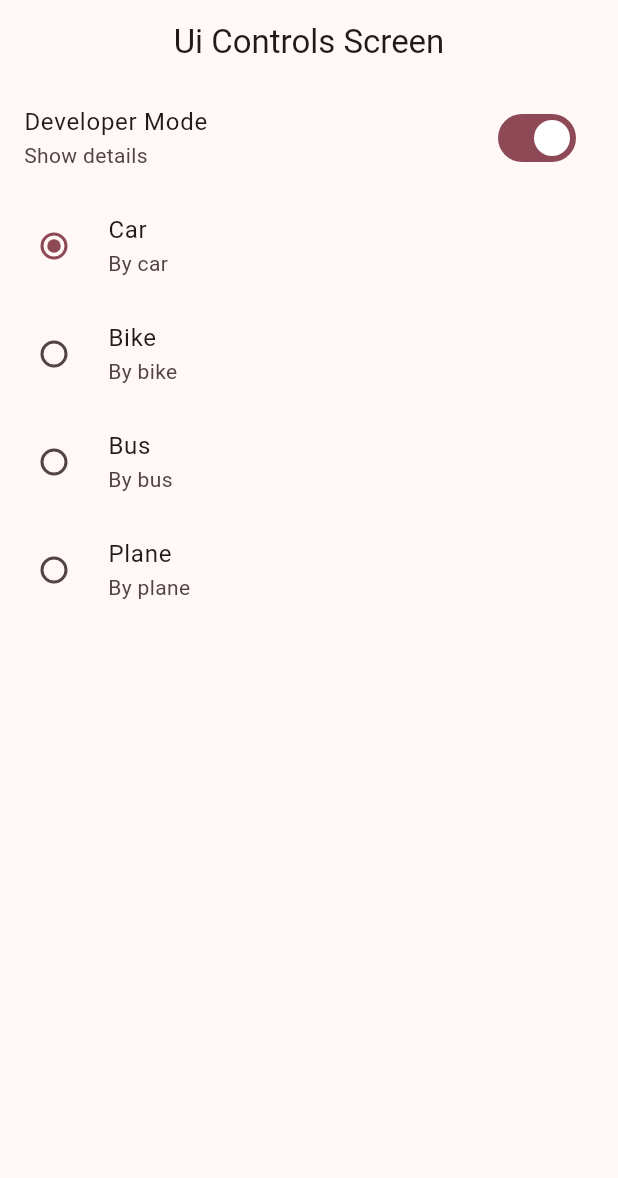
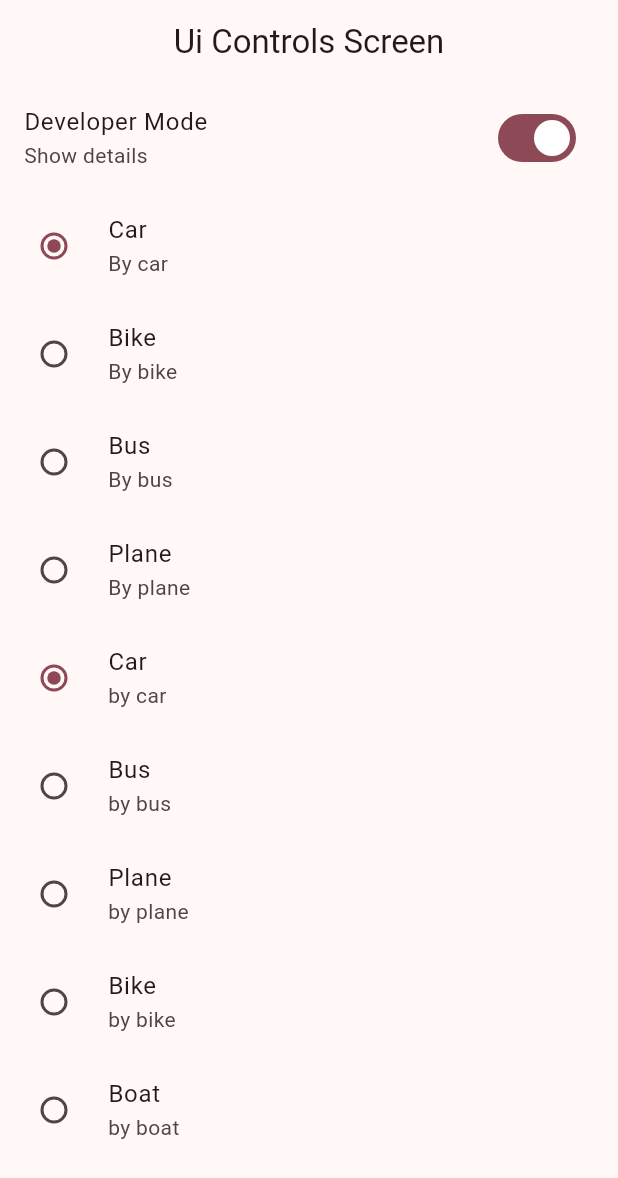
Before and after one commit to brihanPenayo/widgep_app, a Flutter app: the UiControlsScreen screen opened by its route, on a phone screen of 412 x 824 dp. Shown: the top 1178 px of the screen. Run offline on Flutter 3.47's test engine with Material 3 defaults, Android fonts, the phone set to English and light mode, and no system bars; our stand-ins replace go_router.

Commit message:
se agrega widget transportationTile personalizado

```diff
--- a/lib/presentation/screens/ui_controls/ui_controls_screen.dart
+++ b/lib/presentation/screens/ui_controls/ui_controls_screen.dart
@@ -12,7 +12,7 @@ class UiControlsScreen extends StatelessWidget {
   }
 }
 
-enum Transportation { car, bus, plane, bike }
+enum Transportation { car, bus, plane, bike, boat }
 
 class _UiControlsView extends StatefulWidget {
   const _UiControlsView();
@@ -24,6 +24,13 @@ class _UiControlsView extends StatefulWidget {
 class _UiControlsViewState extends State<_UiControlsView> {
   bool isDeveloperMode = true;
   Transportation selected = Transportation.car;
+  final List<Map<String, dynamic>> options = [
+    {'value': Transportation.car, 'title': 'Car', 'subTitle': 'by car'},
+    {'value': Transportation.bus, 'title': 'Bus', 'subTitle': 'by bus'},
+    {'value': Transportation.plane, 'title': 'Plane', 'subTitle': 'by plane'},
+    {'value': Transportation.bike, 'title': 'Bike', 'subTitle': 'by bike'},
+    {'value': Transportation.boat, 'title': 'Boat', 'subTitle': 'by boat'},
+  ];
   @override
   Widget build(BuildContext context) {
     return ListView(physics: const ClampingScrollPhysics(), children: [
@@ -76,6 +83,41 @@ class _UiControlsViewState extends State<_UiControlsView> {
               selected = Transportation.plane;
             });
           }),
+      ...options.map((e) => _TransportationListTile(
+          value: e['value'],
+          title: e['title'],
+          subtitle: e['subTitle'],
+          groupValue: selected,
+          onChanged: (v) {
+            setState(() {
+              selected = e['value'];
+            });
+          }))
     ]);
   }
 }
+
+class _TransportationListTile extends StatelessWidget {
+  final Transportation value;
+  final String title;
+  final String subtitle;
+  final Transportation groupValue;
+  final ValueChanged<Transportation?> onChanged;
+  const _TransportationListTile(
+      {required this.value,
+      required this.title,
+      required this.subtitle,
+      required this.groupValue,
+      required this.onChanged});
+
+  @override
+  Widget build(BuildContext context) {
+    return RadioListTile(
+      value: value,
+      title: Text(title),
+      subtitle: Text(subtitle),
+      groupValue: groupValue,
+      onChanged: onChanged,
+    );
+  }
+}
```
